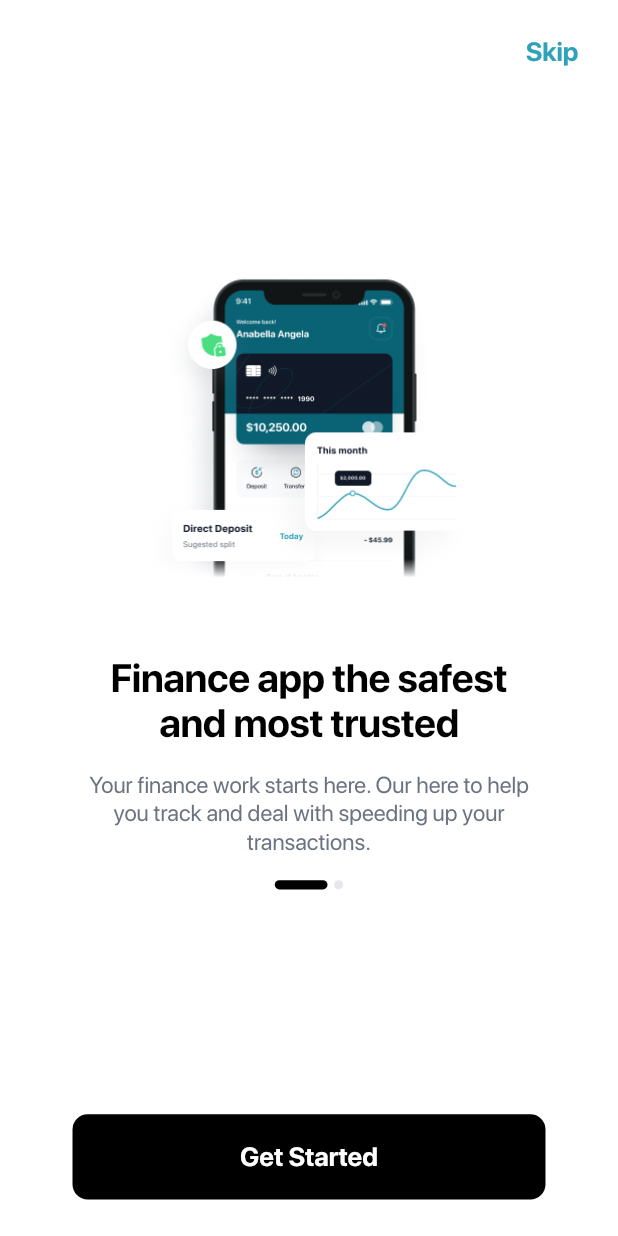
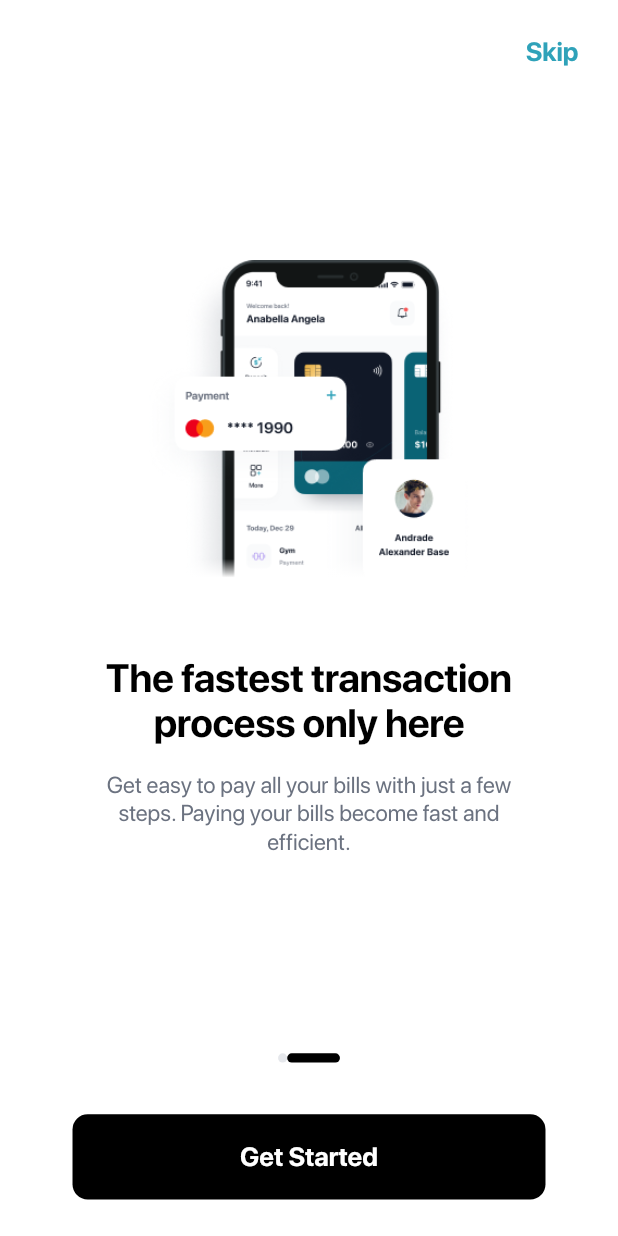
Before and after one commit to MaxTrent/smart_pay, a Flutter app: the screen it shows after launch, swiped to page 2, on a phone screen of 412 x 824 dp. Run offline on Flutter 3.47's test engine with Material 3 defaults, Android fonts, the phone set to English and light mode, and no system bars; our stand-ins replace flutter_riverpod, flutter_screenutil, flutter_svg, google_fonts; project files that could hold a hidden picture were left out.

Commit message:
onboarding screen

```diff
--- a/lib/screens/onboarding.dart
+++ b/lib/screens/onboarding.dart
@@ -2,17 +2,35 @@ import 'package:flutter/cupertino.dart';
 import 'package:flutter/material.dart';
 import 'package:flutter/painting.dart';
 import 'package:flutter/widgets.dart';
+import 'package:flutter_riverpod/flutter_riverpod.dart';
 import 'package:flutter_screenutil/flutter_screenutil.dart';
 import 'package:flutter_svg/flutter_svg.dart';
 import 'package:smart_pay/appTheme.dart';
 
-class Onboarding extends StatelessWidget {
+final currentIndex = StateProvider<int>((ref) => 0);
+final positionIndex = StateProvider<int>((ref) => 0);
+
+class Onboarding extends ConsumerWidget {
   Onboarding({super.key});
 
   final _controller = PageController();
+  final List<OnboardingPage> _pages = [
+    OnboardingPage(
+      text: 'Finance app the safest\nand most trusted',
+      imageUrl: 'assets/onboarding1.png',
+      subtext:
+          'Your finance work starts here. Our here to help\nyou track and deal with speeding up your\ntransactions.',
+    ),
+    OnboardingPage(
+      text: 'The fastest transaction\nprocess only here',
+      imageUrl: 'assets/onboarding2.png',
+      subtext:
+          'Get easy to pay all your bills with just a few\nsteps. Paying your bills become fast and\nefficient.',
+    ),
+  ];
 
   @override
-  Widget build(BuildContext context) {
+  Widget build(BuildContext context, ref) {
     return Scaffold(
       body: SafeArea(
         child: Stack(
@@ -42,30 +60,55 @@ class Onboarding extends StatelessWidget {
               ],
             ),
             PageView(
+              onPageChanged: (index) {
+                ref.read(currentIndex.notifier).state = index;
+              },
               allowImplicitScrolling: true,
               physics: AlwaysScrollableScrollPhysics(),
               scrollDirection: Axis.horizontal,
               controller: _controller,
-              children: [
-                AppOnboarding(text: 'Finance app the safest\nand most trusted', imageUrl: 'assets/onboarding1.png', subtext: 'Your finance work starts here. Our here to help\nyou track and deal with speeding up your\ntransactions.' ,),
-                AppOnboarding(text: 'Finance app the safest\nand most trusted', imageUrl: 'assets/onboarding1.png', subtext: 'Your finance work starts here. Our here to help\nyou track and deal with speeding up your\ntransactions.' ,)
-              ],
+              children:
+                  _pages.map((page) => AppOnboarding(pageInfo: page)).toList(),
             ),
             Positioned(
               bottom: 24.h,
-              child: SizedBox(
+              child: Column(
+                children: [
+                  Row(
+                    children: List.generate(
+                      _pages.length,
+                      (index) => OnboardingIndicator(
+                        positionIndex: index,
+                        currentIndex: currentIndex,
+                      ),
+                    ),
+                  ),
+                  SizedBox(
+                    height: 34.h,
+                  ),
+                  SizedBox(
                     height: 56.h,
                     width: 287.w,
-                child: ElevatedButton(onPressed: (){},style: ElevatedButton.styleFrom(
+                    child: ElevatedButton(
+                        onPressed: () {
+                          // Navigator.of(context).pu
+                        },
+                        style: ElevatedButton.styleFrom(
                           elevation: 0,
                           backgroundColor: Colors.black,
                           shape: RoundedRectangleBorder(
                             borderRadius: BorderRadius.circular(10.r),
                           ),
-                ), child: Text(
+                        ),
+                        child: Text(
                           'Get Started',
-                  style: Theme.of(context).textTheme.displayMedium!.copyWith(color: Colors.white),
+                          style: Theme.of(context)
+                              .textTheme
+                              .displayMedium!
+                              .copyWith(color: Colors.white),
                         )),
+                  ),
+                ],
               ),
             )
           ],
@@ -77,16 +120,11 @@ class Onboarding extends StatelessWidget {
 
 class AppOnboarding extends StatelessWidget {
   AppOnboarding({
-    required this.text,
-    required this.imageUrl,
-    required this.subtext,
+    required this.pageInfo,
     super.key,
   });
 
-  String text;
-  String subtext;
-  String imageUrl;
-
+  final OnboardingPage pageInfo;
 
   @override
   Widget build(BuildContext context) {
@@ -114,7 +152,7 @@ class AppOnboarding extends StatelessWidget {
                   ),
                 ),
                 child: Image.asset(
-                  imageUrl,
+                  pageInfo.imageUrl,
                   height: 407.26.h,
                   width: 202.68.w,
                 ),
@@ -124,7 +162,7 @@ class AppOnboarding extends StatelessWidget {
                   child: Column(
                     children: [
                       Text(
-                        text,
+                        pageInfo.text,
                         textAlign: TextAlign.center,
                         style: Theme.of(context).textTheme.displayLarge,
                       ),
@@ -132,11 +170,13 @@ class AppOnboarding extends StatelessWidget {
                         height: 16.h,
                       ),
                       Text(
-                          subtext,
+                        pageInfo.subtext,
                         textAlign: TextAlign.center,
-                      style: Theme.of(context).textTheme.displaySmall,),
-                      SizedBox(height: 16.h,),
-                      OnboardingIndicator(positionIndex: 0, currentIndex: 0,),
+                        style: Theme.of(context).textTheme.displaySmall,
+                      ),
+                      SizedBox(
+                        height: 16.h,
+                      ),
                     ],
                   )),
             ],
@@ -149,35 +189,42 @@ class AppOnboarding extends StatelessWidget {
   }
 }
 
-class OnboardingIndicator extends StatelessWidget {
+class OnboardingIndicator extends ConsumerWidget {
   OnboardingIndicator({
-    super.key, required this.positionIndex, required this.currentIndex,
+    super.key,
+    required this.positionIndex,
+    required this.currentIndex,
   });
 
-  final int positionIndex, currentIndex;
+  final int positionIndex;
+  final StateProvider currentIndex;
 
   @override
-  Widget build(BuildContext context) {
+  Widget build(BuildContext context, ref) {
     return Row(
       children: [
         Container(
-          width: positionIndex == currentIndex ? 32.w : 6.h,
+          width: positionIndex == ref.watch(currentIndex) ? 32.w : 6.h,
           height: 6.h,
           decoration: BoxDecoration(
-            color: Colors.black,
-            borderRadius: BorderRadius.circular(500.r)
+              color: positionIndex == ref.watch(currentIndex)
+                  ? Colors.black
+                  : Color(0xffE5E7EB),
+              borderRadius: BorderRadius.circular(500.r)),
         ),
-        ),
-        SizedBox(width: 4.w,),
-        Container(
-          height: 6.h,
-          width: 6.h,
-          decoration: BoxDecoration(
-            color: Color(0xffE5E7EB),
-            borderRadius: BorderRadius.circular(100.r)
-          ),
-        )
       ],
     );
   }
 }
+
+class OnboardingPage {
+  final String text;
+  final String imageUrl;
+  final String subtext;
+
+  OnboardingPage({
+    required this.text,
+    required this.imageUrl,
+    required this.subtext,
+  });
+}
```
Lines whose indentation alone changed are shown as unchanged.
